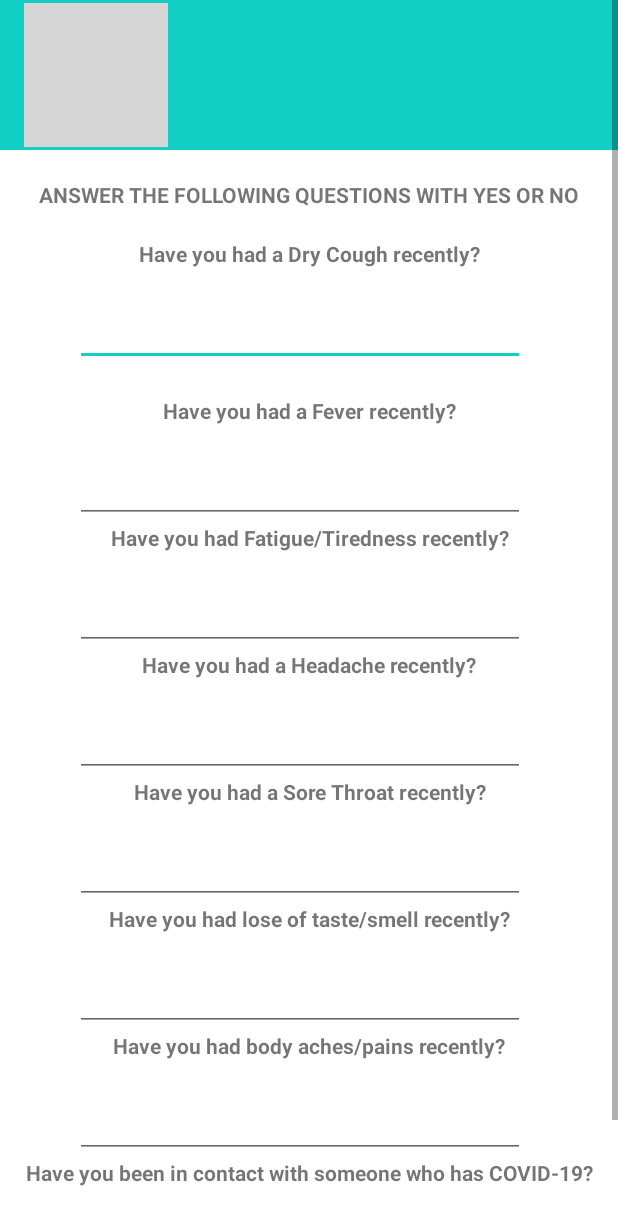
After one commit to CynthiaGichuki/CS-PROJECT1, an Android app: the MainActivity screen opened directly, with no data from a screen before it, on a phone screen of 412 x 824 dp. The commit adds this screen. Shown: the top 1225 px of the screen. Run offline under Robolectric (Android 15) with nearby library versions, the phone set to English and light mode, and no system bars; our stand-ins replace Firebase (no records; nobody signed in at launch, a user with empty details on screens opened directly); grey boxes are pictures that could not be loaded.

Commit message:
screening details

```diff
--- a/app/src/main/AndroidManifest.xml
+++ b/app/src/main/AndroidManifest.xml
@@ -17,7 +17,10 @@
         android:roundIcon="@mipmap/ic_launcher_round"
         android:supportsRtl="true"
         android:theme="@style/Theme.QRCode">
-        <activity android:name=".LoginActivity"
+        <activity android:name=".MainActivity"
+            android:theme="@style/AppTheme.NoActionBar" ></activity>
+        <activity
+            android:name=".LoginActivity"
             android:theme="@style/AppTheme.NoActionBar" />
         <activity
             android:name=".EditProfile"
@@ -46,7 +49,6 @@
                 <category android:name="android.intent.category.LAUNCHER" />
             </intent-filter>
         </activity>
-
     </application>
 
 </manifest>
--- /dev/null
+++ b/app/src/main/java/com/example/qrcode/MainActivity.java
@@ -0,0 +1,133 @@
+package com.example.qrcode;
+
+import android.os.Bundle;
+import android.view.View;
+import android.widget.Adapter;
+import android.widget.AdapterView;
+import android.widget.ArrayAdapter;
+import android.widget.Button;
+import android.widget.EditText;
+
+import android.widget.Spinner;
+import android.widget.TextView;
+import android.widget.Toast;
+
+import androidx.appcompat.app.AppCompatActivity;
+
+
+import com.google.firebase.database.DatabaseReference;
+import com.google.firebase.database.FirebaseDatabase;
+
+
+import java.util.HashMap;
+
+public class MainActivity extends AppCompatActivity implements AdapterView.OnItemSelectedListener {
+
+
+
+//    private EditText course;
+//    private EditText emailAddress;
+//    private EditText phoneNumber;
+    private TextView dryCough;
+    private TextView fever;
+    private TextView fatigue;
+    private TextView headache;
+    private TextView soreThroat;
+    private TextView taste;
+    private TextView aches;
+    private TextView contact;
+
+
+
+    private Button submitBTN;
+
+
+
+    private FirebaseDatabase firebaseDatabase = FirebaseDatabase.getInstance();
+    private DatabaseReference databaseReference = firebaseDatabase.getReference("Screening Details");
+
+
+
+
+    @Override
+    protected void onCreate(Bundle savedInstanceState) {
+        super.onCreate(savedInstanceState);
+        setContentView(R.layout.activity_main);
+
+//        Spinner spinner
+//                =findViewById(R.id.course);
+//        ArrayAdapter<CharSequence> adapter = ArrayAdapter.createFromResource(this, R.array.courses, android.R.layout.simple_spinner_item);
+//        adapter.setDropDownViewResource(android.R.layout.simple_spinner_dropdown_item);
+//        spinner.setAdapter(adapter);
+//        spinner.setOnItemSelectedListener(this);
+
+
+
+
+        dryCough = findViewById(R.id.dryCough);
+        fever = findViewById(R.id.fever);
+        fatigue = findViewById(R.id.fatigue);
+        headache = findViewById(R.id.headache);
+        soreThroat = findViewById(R.id.soreThroat);
+        taste = findViewById(R.id.taste);
+        aches = findViewById(R.id.aches);
+        contact = findViewById(R.id.contact);
+        submitBTN = findViewById(R.id.submitBTN);
+
+
+
+
+        submitBTN.setOnClickListener(new View.OnClickListener() {
+            @Override
+            public void onClick(View v) {
+
+
+//                String course1 = course.getText().toString();
+//                String email = emailAddress.getText().toString();
+//                String phone = phoneNumber.getText().toString();
+                String dryCough1= dryCough.getText().toString();
+                String fever1 = fever.getText().toString();
+                String fatigue1 = fatigue.getText().toString();
+                String headache1 = headache.getText().toString();
+                String soreThroat1 = soreThroat.getText().toString();
+                String taste1 = taste.getText().toString();
+                String aches1 = aches.getText().toString();
+                String contact1 = contact.getText().toString();
+
+
+
+
+                HashMap<String, String> userMap = new HashMap<>();
+
+//                userMap.put("Course", course1);
+//                userMap.put("Email", email);
+//                userMap.put("Phone Number", phone);
+                userMap.put("Dry Cough", dryCough1);
+                userMap.put("Fever", fever1);
+                userMap.put("Fatigue", fatigue1);
+                userMap.put("Headache", headache1);
+                userMap.put("SoreThroat", soreThroat1);
+                userMap.put("Loss of Taste/Smell", taste1);
+                userMap.put("Body Aches", aches1);
+                userMap.put("Contact with confirmed case", contact1);
+
+                //generate a unique key for each data using push method
+                databaseReference.push().setValue(userMap);
+
+
+
+            }
+        });
+    }
+
+    @Override
+    public void onItemSelected(AdapterView<?> parent, View view, int position, long id) {
+        String text = parent.getItemAtPosition(position).toString();
+        Toast.makeText(parent.getContext(),text, Toast.LENGTH_SHORT).show();
+    }
+
+    @Override
+    public void onNothingSelected(AdapterView<?> parent) {
+
+    }
+}
--- a/app/src/main/java/com/example/qrcode/Start2Activity.java
+++ b/app/src/main/java/com/example/qrcode/Start2Activity.java
@@ -230,6 +230,9 @@ circleImageView.setOnClickListener((v) -> {
            finish();
 
        }
+       else if(id==R.id.qrdetails){
+           startActivity(new Intent(Start2Activity.this, MainActivity.class));
+       }
        return true;
     }
 
--- /dev/null
+++ b/app/src/main/res/layout/activity_main.xml
@@ -0,0 +1,371 @@
+<?xml version="1.0" encoding="utf-8"?>
+<ScrollView xmlns:android="http://schemas.android.com/apk/res/android"
+    xmlns:app="http://schemas.android.com/apk/res-auto"
+    xmlns:tools="http://schemas.android.com/tools"
+    android:layout_width="match_parent"
+    android:layout_height="match_parent"
+    android:orientation="vertical"
+    android:background="@color/colorPrimary">
+
+
+
+    <LinearLayout
+        android:layout_width="match_parent"
+        android:layout_height="match_parent"
+        android:orientation="vertical"
+        android:background="@color/teal_200">
+
+        <androidx.appcompat.widget.Toolbar
+            android:id="@+id/toolbar"
+            android:minHeight="?attr/actionBarSize"
+            android:layout_width="match_parent"
+            android:layout_height="100dp"
+            app:logo="@drawable/healthcare"
+
+            android:background="@color/primaryTextColor">
+        </androidx.appcompat.widget.Toolbar>
+
+        <!--<TextView
+            android:layout_width="match_parent"
+            android:layout_height="match_parent"
+            android:text="@string/select_your_course_below"
+            android:paddingTop="20dp"
+            android:textAlignment="center"
+            android:paddingBottom="20dp"
+            android:textStyle="bold"/>
+
+        <Spinner
+            android:id="@+id/course"
+            android:layout_width="match_parent"
+            android:layout_height="wrap_content"
+            android:textAlignment="center"
+            android:layout_gravity="center"
+            />-->
+
+
+
+        <TextView
+            android:layout_width="match_parent"
+            android:layout_height="wrap_content"
+            android:layout_marginTop="20dp"
+            android:text="@string/answer_the_following_questions_with_yes_or_no"
+            android:textAlignment="center"
+            android:textStyle="bold"
+            android:gravity="center_horizontal" />
+
+        <TextView
+            android:layout_width="match_parent"
+            android:layout_height="wrap_content"
+            android:layout_marginTop="20dp"
+            android:text="@string/have_you_had_a_dry_cough_recently"
+            android:textAlignment="center"
+            android:textStyle="bold"
+            android:gravity="center_horizontal" />
+
+        <EditText
+            android:id="@+id/dryCough"
+            android:layout_width="300dp"
+            android:layout_height="wrap_content"
+            android:layout_marginTop="20dp"
+            android:textAlignment="center"
+            android:layout_marginStart="50dp"/>
+
+        <!--<RadioGroup
+            android:layout_width="wrap_content"
+            android:layout_height="wrap_content"
+            android:orientation="horizontal"
+
+            >
+
+            <RadioButton
+                android:id="@+id/radio1"
+                android:layout_width="wrap_content"
+                android:layout_height="wrap_content"
+                android:text="@string/yes"
+                />
+            <RadioButton
+                android:id="@+id/radio2"
+                android:layout_width="wrap_content"
+                android:layout_height="wrap_content"
+                android:text="@string/no"
+                />
+        </RadioGroup>
+-->
+
+
+
+        <TextView
+            android:layout_width="match_parent"
+            android:layout_height="wrap_content"
+            android:text="@string/have_you_had_a_fever_recently"
+            android:textAlignment="center"
+            android:textStyle="bold"
+            android:paddingTop="20dp"
+            android:gravity="center_horizontal" />
+
+        <EditText
+            android:id="@+id/fever"
+            android:layout_width="300dp"
+            android:layout_height="wrap_content"
+            android:layout_marginTop="20dp"
+            android:textAlignment="center"
+            android:layout_marginStart="50dp"/>
+
+        <!--<RadioGroup
+            android:layout_width="wrap_content"
+            android:layout_height="wrap_content"
+            android:orientation="horizontal"
+            >
+
+            <RadioButton
+                android:id="@+id/radio3"
+                android:layout_width="wrap_content"
+                android:layout_height="wrap_content"
+                android:text="@string/yes"
+                />
+
+            <RadioButton
+                android:id="@+id/radio4"
+                android:layout_width="wrap_content"
+                android:layout_height="wrap_content"
+                android:text="@string/no"
+
+                />
+        </RadioGroup>-->
+
+        <TextView
+            android:layout_width="match_parent"
+            android:layout_height="wrap_content"
+            android:text="@string/have_you_had_fatigue_tiredness_recently"
+            android:textAlignment="center"
+            android:textStyle="bold"
+            android:gravity="center_horizontal" />
+        <EditText
+            android:id="@+id/fatigue"
+            android:layout_width="300dp"
+            android:layout_height="wrap_content"
+            android:layout_marginTop="20dp"
+            android:textAlignment="center"
+            android:layout_marginStart="50dp"/>
+
+        <!--<RadioGroup
+            android:layout_width="wrap_content"
+            android:layout_height="wrap_content"
+            android:orientation="horizontal"
+            >
+
+
+            <RadioButton
+                android:id="@+id/radio5"
+                android:layout_width="wrap_content"
+                android:layout_height="wrap_content"
+                android:text="@string/yes"
+
+                />
+            <RadioButton
+                android:id="@+id/radio6"
+                android:layout_width="wrap_content"
+                android:layout_height="wrap_content"
+                android:text="@string/no"
+                />
+        </RadioGroup>
+-->
+        <TextView
+            android:layout_width="match_parent"
+            android:layout_height="wrap_content"
+            android:text="@string/have_you_had_a_headache_recently"
+            android:textAlignment="center"
+            android:textStyle="bold"
+            android:gravity="center_horizontal" />
+
+        <EditText
+            android:id="@+id/headache"
+            android:layout_width="300dp"
+            android:layout_height="wrap_content"
+            android:layout_marginTop="20dp"
+            android:textAlignment="center"
+            android:layout_marginStart="50dp"/>
+
+        <!--<RadioGroup
+            android:layout_width="wrap_content"
+            android:layout_height="wrap_content"
+            android:orientation="horizontal"
+            >
+
+            <RadioButton
+                android:id="@+id/radio7"
+                android:layout_width="wrap_content"
+                android:layout_height="wrap_content"
+                android:text="@string/yes"
+                />
+            <RadioButton
+                android:id="@+id/radio8"
+                android:layout_width="wrap_content"
+                android:layout_height="wrap_content"
+                android:text="@string/no"
+                />
+        </RadioGroup>-->
+
+        <TextView
+            android:layout_width="match_parent"
+            android:layout_height="wrap_content"
+            android:text="@string/have_you_had_a_sore_throat_recently"
+            android:textAlignment="center"
+            android:textStyle="bold"
+            android:gravity="center_horizontal" />
+        <EditText
+            android:id="@+id/soreThroat"
+            android:layout_width="300dp"
+            android:layout_height="wrap_content"
+            android:layout_marginTop="20dp"
+            android:textAlignment="center"
+            android:layout_marginStart="50dp"/>
+
+        <!--<RadioGroup
+
+            android:layout_width="wrap_content"
+            android:layout_height="wrap_content"
+            android:orientation="horizontal">
+
+            <RadioButton
+                android:id="@+id/radio9"
+                android:layout_width="wrap_content"
+                android:layout_height="wrap_content"
+                android:text="@string/yes"
+                />
+
+            <RadioButton
+                android:id="@+id/radio10"
+                android:layout_width="wrap_content"
+                android:layout_height="wrap_content"
+                android:text="@string/no"
+
+                />
+        </RadioGroup>-->
+
+        <TextView
+            android:layout_width="match_parent"
+            android:layout_height="wrap_content"
+            android:text="@string/have_you_had_lose_of_taste_smell_recently"
+            android:textAlignment="center"
+            android:textStyle="bold"
+            android:gravity="center_horizontal" />
+
+        <EditText
+            android:id="@+id/taste"
+            android:layout_width="300dp"
+            android:layout_height="wrap_content"
+            android:layout_marginTop="20dp"
+            android:textAlignment="center"
+            android:layout_marginStart="50dp"/>
+        <!--<RadioGroup
+
+            android:layout_width="wrap_content"
+            android:layout_height="wrap_content"
+            android:orientation="horizontal">
+
+            <RadioButton
+                android:id="@+id/radio11"
+                android:layout_width="wrap_content"
+                android:layout_height="wrap_content"
+                android:text="@string/yes"
+                />
+
+            <RadioButton
+                android:id="@+id/radio12"
+                android:layout_width="wrap_content"
+                android:layout_height="wrap_content"
+                android:text="@string/no"
+                />
+        </RadioGroup>-->
+
+        <TextView
+            android:layout_width="match_parent"
+            android:layout_height="wrap_content"
+            android:text="@string/have_you_had_body_aches_pains_recently"
+            android:textAlignment="center"
+            android:textStyle="bold"
+            android:gravity="center_horizontal" />
+
+        <EditText
+            android:id="@+id/aches"
+            android:layout_width="300dp"
+            android:layout_height="wrap_content"
+            android:layout_marginTop="20dp"
+            android:textAlignment="center"
+            android:layout_marginStart="50dp"/>
+
+        <!--<RadioGroup
+
+            android:layout_width="wrap_content"
+            android:layout_height="wrap_content"
+            android:orientation="horizontal">
+
+            <RadioButton
+                android:id="@+id/radio13"
+                android:layout_width="wrap_content"
+                android:layout_height="wrap_content"
+                android:text="@string/yes"
+                />
+
+            <RadioButton
+                android:id="@+id/radio14"
+                android:layout_width="wrap_content"
+                android:layout_height="wrap_content"
+                android:text="@string/no"
+
+                />
+        </RadioGroup>-->
+        <TextView
+            android:layout_width="match_parent"
+            android:layout_height="wrap_content"
+            android:text="@string/have_you_been_in_contact_with_someone_who_has_covid_19"
+            android:textAlignment="center"
+            android:textStyle="bold"
+            android:gravity="center_horizontal" />
+
+        <EditText
+            android:id="@+id/contact"
+            android:layout_width="300dp"
+            android:layout_height="wrap_content"
+            android:layout_marginTop="20dp"
+            android:textAlignment="center"
+            android:layout_marginStart="50dp"/>
+
+        <!-- <RadioGroup
+
+             android:layout_width="wrap_content"
+             android:layout_height="wrap_content"
+             android:orientation="horizontal">
+
+             <RadioButton
+                 android:id="@+id/radio15"
+                 android:layout_width="wrap_content"
+                 android:layout_height="wrap_content"
+                 android:text="@string/yes"
+              />
+
+             <RadioButton
+                 android:id="@+id/radio16"
+                 android:layout_width="wrap_content"
+                 android:layout_height="wrap_content"
+                 android:text="@string/no"
+                 />
+         </RadioGroup>-->
+
+        <Button
+            android:id="@+id/submitBTN"
+            android:layout_width="200dp"
+            android:layout_height="wrap_content"
+            android:layout_gravity="center"
+            android:layout_weight="1"
+            android:backgroundTint="@color/black"
+            android:text="@string/submit"
+            android:textColor="@color/colorAccent"
+            android:textSize="24sp"
+
+            />
+
+
+    </LinearLayout>
+</ScrollView>
--- a/app/src/main/res/menu/profile_menu.xml
+++ b/app/src/main/res/menu/profile_menu.xml
@@ -1,6 +1,12 @@
 <?xml version="1.0" encoding="utf-8"?>
 <menu xmlns:android="http://schemas.android.com/apk/res/android"
     xmlns:app="http://schemas.android.com/apk/res-auto">
+
+    <item
+        android:id="@+id/qrdetails"
+        android:orderInCategory="100"
+        android:title="@string/screening_details"
+        app:showAsAction="ifRoom"/>
     <item
         android:id="@+id/editdetails"
         android:orderInCategory="100"
--- a/app/src/main/res/values/strings.xml
+++ b/app/src/main/res/values/strings.xml
@@ -9,4 +9,52 @@
     <string name="new_password">New password</string>
     <string name="old_password">Old password</string>
     <string name="save">Save</string>
+
+    <string name="phone_number">PHONE NUMBER</string>
+    <string name="email_address">EMAIL ADDRESS</string>
+    <string name="have_you_had_a_dry_cough_recently">Have you had a Dry Cough recently?</string>
+    <string name="first_name">FIRST NAME</string>
+    <string name="second_name">SECOND NAME</string>
+
+    <string name="have_you_had_a_fever_recently">Have you had a Fever recently?</string>
+
+
+    <string name="have_you_had_fatigue_tiredness_recently">Have you had Fatigue/Tiredness recently?</string>
+
+    <string name="have_you_had_a_headache_recently">Have you had a Headache recently?</string>
+    <string name="yes">YES</string>
+    <string name="no">NO</string>
+    <string name="have_you_had_a_sore_throat_recently">Have you had a Sore Throat recently?</string>
+
+    <string name="have_you_had_lose_of_taste_smell_recently">Have you had lose of taste/smell recently?</string>
+
+    <string name="have_you_had_body_aches_pains_recently">Have you had body aches/pains recently?</string>
+
+    <string name="have_you_been_in_contact_with_someone_who_has_covid_19">Have you been in contact with someone who has COVID-19?</string>
+
+    <string name="submit">SUBMIT</string>
+    <string name="cordial_care">CORDIAL CARE</string>
+    <string name="full_name">FULL NAME</string>
+    <string name="answer_the_following_questions_with_yes_or_no">ANSWER THE FOLLOWING QUESTIONS WITH YES OR NO</string>
+    <string name="course">COURSE</string>
+    <string name="select_your_course_below">SELECT YOUR COURSE BELOW:</string>
+    <string name="screening_details">SCREENING DETAILS</string>
+
+    <string-array name="courses">
+        <item>ICS</item>
+        <item>BBIT</item>
+        <item>BTC</item>
+        <item>Electrical and Electronics Engineering</item>
+        <item>DBIT</item>
+        <item>LAW</item>
+        <item>BCOM</item>
+        <item>Financial Economics</item>
+        <item>Financial Engineering</item>
+        <item>Actuarial Science</item>
+        <item>International Studies</item>
+        <item>Communication</item>
+        <item>Hospitality and Hotel Management</item>
+    </string-array>
+
+
 </resources>
```
